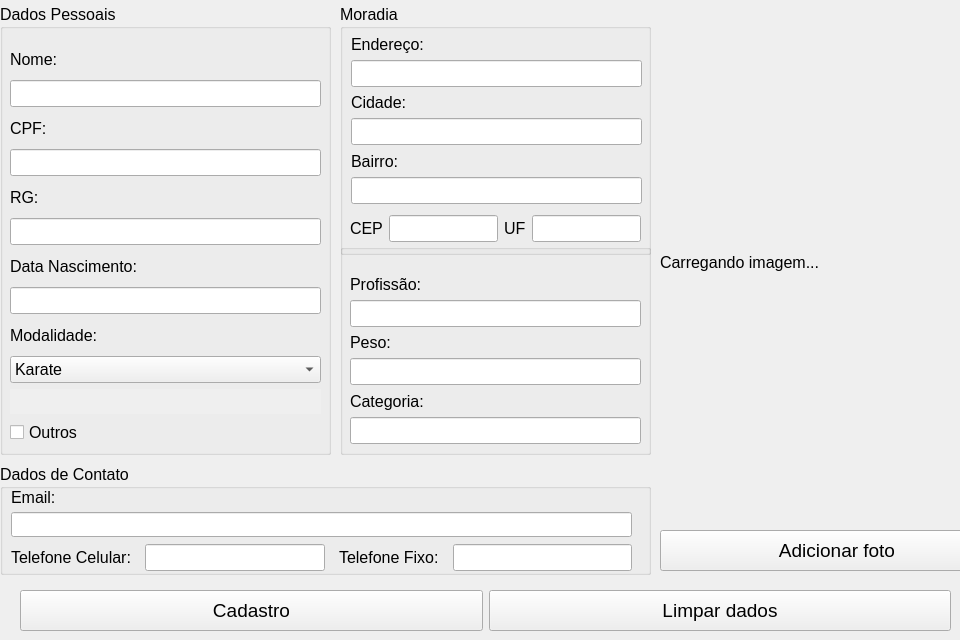
Before: the Qt Designer form app/Cadastro.ui in CarlosMirdeSouza/DojoMoradaDoSol, drawn with Qt 5.
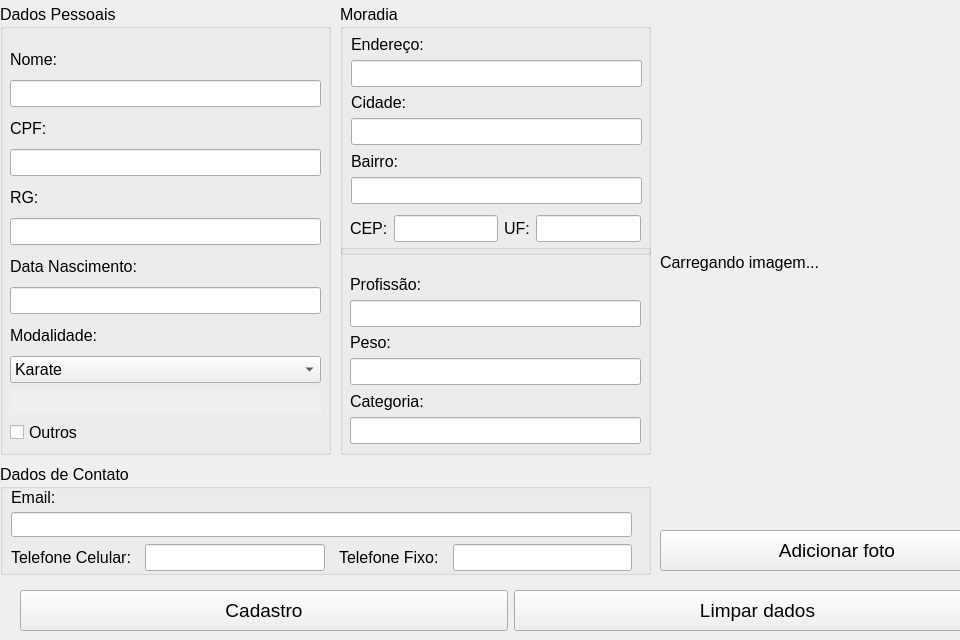
After: the same form once the commit is applied.

Commit message:
Pequenas correções GUI
Modificação das Labels colocando espaços e ":" onde precisava.
Modificação do tamanho do tableView e da posição para facilitar a visao da imagem do usuario.
Modificado o tamanho das fontes a 12.

```diff
--- a/app/Cadastro.ui
+++ b/app/Cadastro.ui
@@ -260,7 +260,7 @@
      <item>
       <widget class="QLabel" name="labelCep">
        <property name="text">
-        <string>CEP</string>
+        <string>CEP:</string>
        </property>
       </widget>
      </item>
@@ -280,7 +280,7 @@
      <item>
       <widget class="QLabel" name="labelUf">
        <property name="text">
-        <string>UF</string>
+        <string>UF:</string>
        </property>
       </widget>
      </item>
@@ -408,7 +408,7 @@
     <rect>
      <x>20</x>
      <y>590</y>
-     <width>931</width>
+     <width>981</width>
      <height>41</height>
     </rect>
    </property>
```
The commit also changes 1 other file.
